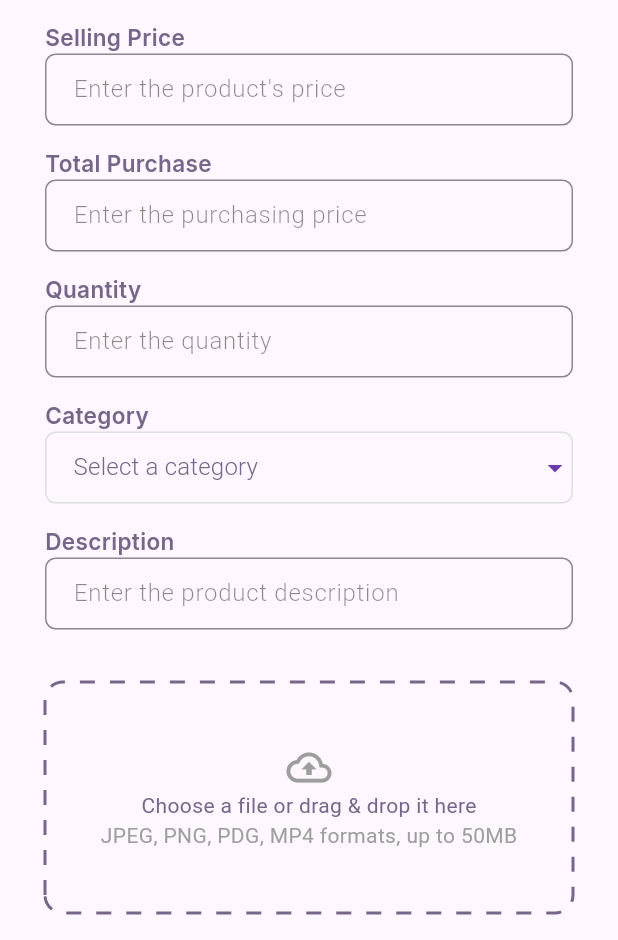
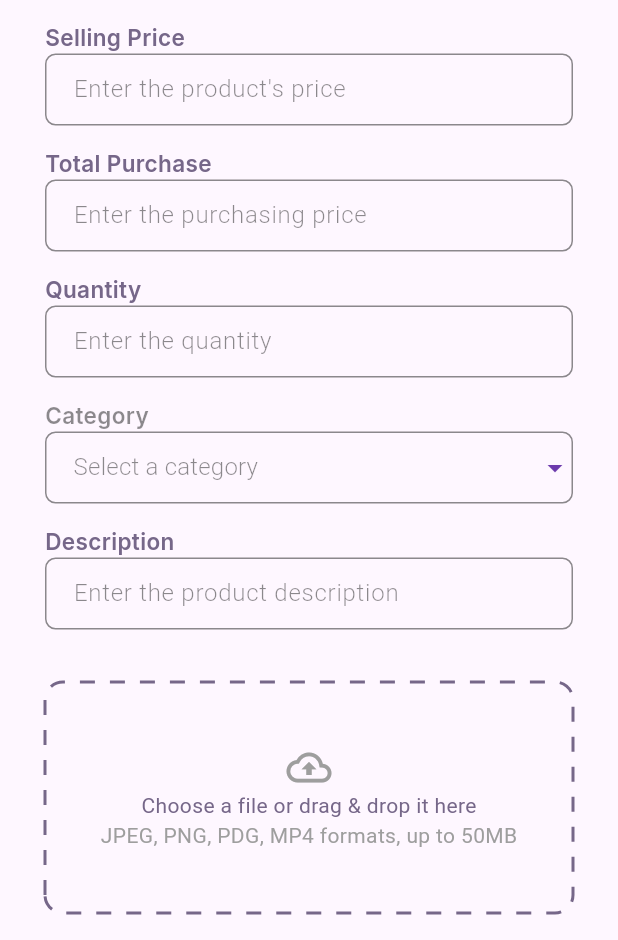
Before and after one commit to ranielART/flutter-shoetally-, a Flutter app: the AddProduct screen opened by its route, on a phone screen of 412 x 824 dp, the part 296-1236 px from its top. Run offline on Flutter 3.47's test engine with Material 3 defaults, Android fonts, the phone set to English and light mode, and no system bars; drawn by our look-alikes of dotted_border; our stand-ins replace animated_splash_screen, cloud_firestore, file_picker, firebase_auth, firebase_core, firebase_storage and 4 more; accounts and stored records are empty.

Commit message:
fixed the border color of category input field

```diff
--- a/lib/components/dropdownbuttonform.dart
+++ b/lib/components/dropdownbuttonform.dart
@@ -38,15 +38,16 @@ class _DropdownFieldState extends State<DropdownField> {
           style: GoogleFonts.inter(
             fontSize: 15,
             fontWeight: FontWeight.w600,
-            color: const Color(0xFF766789),
+            color: Colors.black45,
           ),
         ),
         DropdownButtonFormField<String>(
           value: _currentValue, // Current value is null initially
-          hint: Text( // Display hint text when no item is selected
+          hint: Text(
+            // Display hint text when no item is selected
             widget.hintText,
             style: const TextStyle(
-              color: Color(0xFF766789),
+              color: Colors.black45,
               fontWeight: FontWeight.w300,
             ),
           ),
@@ -70,7 +71,7 @@ class _DropdownFieldState extends State<DropdownField> {
             enabledBorder: OutlineInputBorder(
               borderRadius: BorderRadius.circular(7.0),
               borderSide: const BorderSide(
-                color: Color.fromARGB(255, 223, 223, 223),
+                color: Colors.black45,
               ),
             ),
             focusedBorder: OutlineInputBorder(
```
